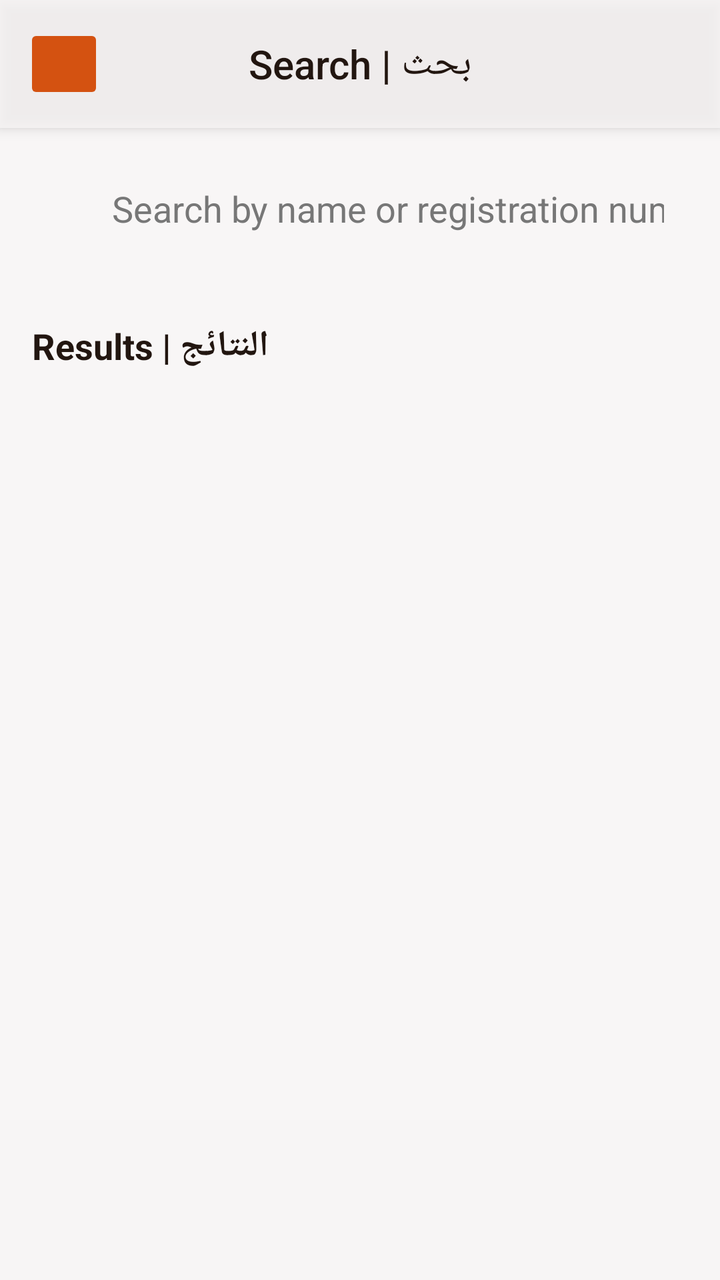
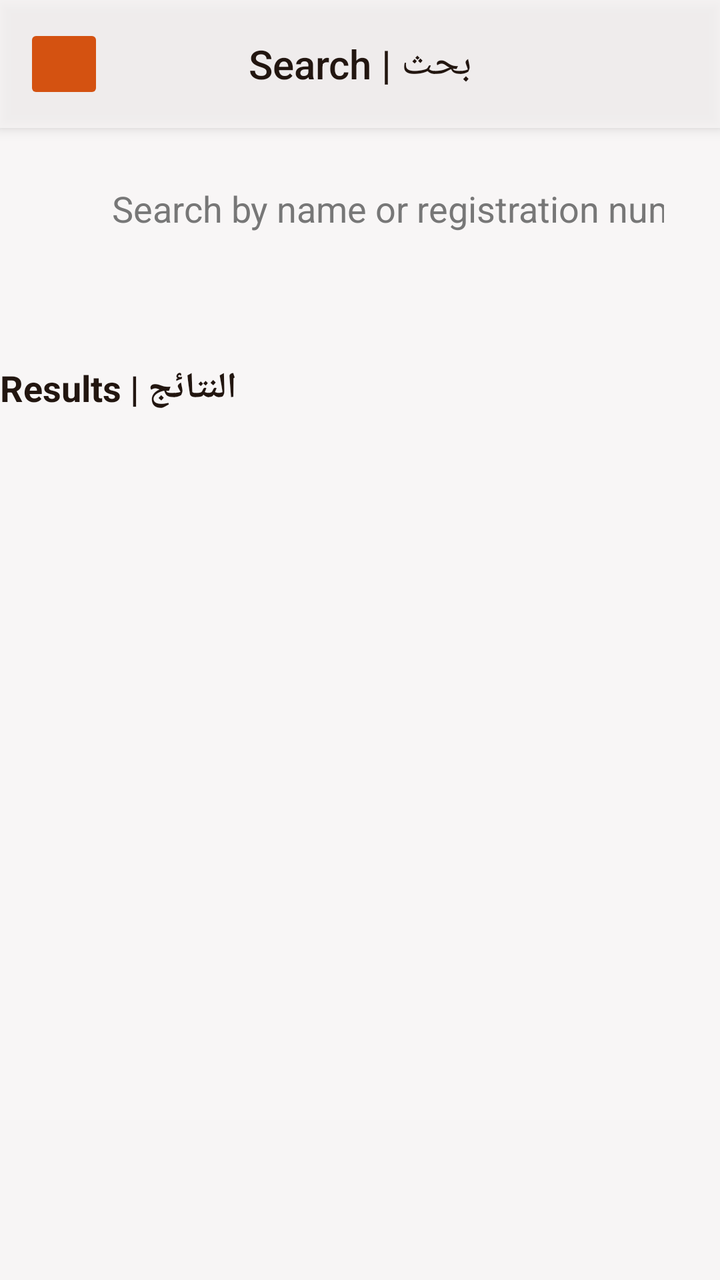

Before-and-after screenshots of an Android layout around one commit, followed by the original layout XML and the change that was made.
<!-- AndroidManifest.xml: application theme Theme.Finalyazanproject -->
<!-- res/layout/activity_mainsearch.xml -->
<?xml version="1.0" encoding="utf-8"?>
<RelativeLayout xmlns:android="http://schemas.android.com/apk/res/android"
    xmlns:app="http://schemas.android.com/apk/res-auto"
    xmlns:tools="http://schemas.android.com/tools"
    android:layout_width="match_parent"
    android:layout_height="match_parent"
    android:background="#F8F6F6"
    android:id="@+id/main">

    
    <LinearLayout
        android:id="@+id/header"
        android:layout_width="match_parent"
        android:layout_height="wrap_content"
        android:background="#CCF8F6F6"
        android:orientation="horizontal"
        android:padding="12dp"
        android:gravity="center_vertical"
        android:elevation="4dp">

        <ImageButton
            android:id="@+id/btnBack"
            android:layout_width="40dp"
            android:layout_height="40dp"
            android:backgroundTint="#FFD45211" />

        <TextView
            android:layout_width="match_parent"
            android:layout_height="wrap_content"
            android:text="Search | بحث"
            android:textSize="20sp"
            android:textColor="#221610"
            android:fontFamily="sans-serif-medium"
            android:gravity="center"
            android:paddingEnd="40dp" />
    </LinearLayout>

    
    <LinearLayout
        android:id="@+id/searchBar"
        android:layout_below="@id/header"
        android:layout_width="match_parent"
        android:layout_height="wrap_content"
        android:layout_margin="16dp"
        android:orientation="horizontal"
        android:padding="8dp"
        android:gravity="center_vertical">

        <ImageView
            android:layout_width="20dp"
            android:layout_height="20dp"
            android:layout_marginEnd="8dp" />

        <EditText
            android:id="@+id/etSearch"
            android:layout_width="match_parent"
            android:layout_height="wrap_content"
            android:hint="Search by name or registration number | ابحث بالاسم أو رقم التسجيل"
            android:textColor="#000"
            android:textColorHint="#777"
            android:background="@android:color/transparent"
            android:padding="4dp"
            android:singleLine="true" />
    </LinearLayout>

    
    <HorizontalScrollView
        android:id="@+id/filterScroll"
        android:layout_below="@id/searchBar"
        android:layout_width="match_parent"
        android:layout_height="wrap_content"
        android:paddingStart="8dp"
        android:paddingEnd="8dp"
        android:scrollbars="none">

        <LinearLayout
            android:layout_width="wrap_content"
            android:layout_height="wrap_content"
            android:orientation="horizontal"
            android:gravity="center_vertical"
            android:padding="4dp">

            <Button
                style="@style/Widget.AppCompat.Button.Borderless"
                android:layout_marginEnd="8dp"
                android:text="Age | العمر"
                android:textColor="#221610" />

            <Button
                style="@style/Widget.AppCompat.Button.Borderless"
                android:layout_marginEnd="8dp"
                android:text="Breed | السلالة"
                android:textColor="#221610" />

            <Button
                style="@style/Widget.AppCompat.Button.Borderless"
                android:text="Location | الموقع"
                android:textColor="#221610" />

        </LinearLayout>
    </HorizontalScrollView>

    
    <TextView
        android:id="@+id/resultsTitle"
        android:layout_below="@id/filterScroll"
        android:layout_width="match_parent"
        android:layout_height="wrap_content"
        android:paddingStart="16dp"
        android:paddingTop="8dp"
        android:text="Results | النتائج"
        android:textSize="18sp"
        android:textStyle="bold"
        android:textColor="#221610" />

    
    <androidx.recyclerview.widget.RecyclerView
        android:id="@+id/recyclerResults"
        android:layout_below="@id/resultsTitle"
        android:layout_above="@+id/bottomNav"
        android:layout_width="match_parent"
        android:layout_height="0dp"
        android:layout_marginTop="8dp"
        android:layout_alignParentBottom="false" />

    
    <com.google.android.material.bottomnavigation.BottomNavigationView
        android:id="@+id/bottomNav"
        android:layout_alignParentBottom="true"
        android:layout_width="match_parent"
        android:layout_height="wrap_content"
        android:background="#CCF8F6F6" />

</RelativeLayout>
<!-- resources referenced by this layout -->
<resources>
  <style name="Theme.Finalyazanproject" parent="Base.Theme.Finalyazanproject" />
  <style name="Base.Theme.Finalyazanproject" parent="Theme.Material3.DayNight.NoActionBar">
          
          
      </style>
</resources>

<!-- the commit's change to res/layout/activity_mainsearch.xml (unified diff, before → after) -->
@@ -25,14 +25,15 @@
             android:backgroundTint="#FFD45211" />
 
         <TextView
+            android:id="@+id/tvSearch"
             android:layout_width="match_parent"
             android:layout_height="wrap_content"
-            android:text="Search | بحث"
-            android:textSize="20sp"
-            android:textColor="#221610"
             android:fontFamily="sans-serif-medium"
             android:gravity="center"
-            android:paddingEnd="40dp" />
+            android:paddingEnd="40dp"
+            android:text="Search | بحث"
+            android:textColor="#221610"
+            android:textSize="20sp" />
     </LinearLayout>
 
     
@@ -101,26 +102,29 @@
     </HorizontalScrollView>
 
     
+
+    
+
     <TextView
         android:id="@+id/resultsTitle"
-        android:layout_below="@id/filterScroll"
         android:layout_width="match_parent"
         android:layout_height="wrap_content"
-        android:paddingStart="16dp"
+        android:layout_below="@id/filterScroll"
+        android:layout_marginTop="21dp"
         android:paddingTop="8dp"
         android:text="Results | النتائج"
+        android:textColor="#221610"
         android:textSize="18sp"
-        android:textStyle="bold"
-        android:textColor="#221610" />
+        android:textStyle="bold" />
 
-    
-    <androidx.recyclerview.widget.RecyclerView
+    <ListView
         android:id="@+id/recyclerResults"
         android:layout_below="@id/resultsTitle"
         android:layout_above="@+id/bottomNav"
         android:layout_width="match_parent"
         android:layout_height="0dp"
         android:layout_marginTop="8dp"
+        tools:listitem="@layout/horseitem"
         android:layout_alignParentBottom="false" />
 
     
@@ -132,3 +136,53 @@
         android:background="#CCF8F6F6" />
 
 </RelativeLayout>
+<!-- res/layout/horseitem.xml (included above) -->
+<?xml version="1.0" encoding="utf-8"?>
+<LinearLayout xmlns:android="http://schemas.android.com/apk/res/android"
+    android:layout_width="match_parent"
+    android:layout_height="wrap_content"
+    android:layout_margin="8dp"
+    android:orientation="vertical"
+    android:background="#221610"
+    android:elevation="3dp"
+    android:padding="8dp"
+    android:clipToOutline="true"
+    android:gravity="center">
+
+    <ImageView
+        android:id="@+id/itmiimage"
+        android:layout_width="match_parent"
+        android:src="@drawable/ic_launcher_foreground"
+        android:layout_height="180dp"
+        android:scaleType="centerCrop" />
+
+    <TextView
+        android:id="@+id/itmtvavilable"
+        android:layout_width="wrap_content"
+        android:layout_height="wrap_content"
+        android:layout_gravity="start"
+        android:layout_marginTop="-24dp"
+        android:background="#d45211"
+        android:padding="4dp"
+        android:text="متاح / Available"
+        android:textColor="#FFFFFF"
+        android:textSize="12sp" />
+
+    <TextView
+        android:id="@+id/itmtvname1"
+        android:layout_width="wrap_content"
+        android:layout_height="wrap_content"
+        android:layout_marginTop="10dp"
+        android:text="الجواهر"
+        android:textColor="#FFFFFF"
+        android:textSize="18sp"
+        android:textStyle="bold" />
+
+    <TextView
+        android:id="@+id/itmtveng"
+        android:layout_width="wrap_content"
+        android:layout_height="wrap_content"
+        android:text="Al-Jawaher"
+        android:textColor="#CCCCCC"
+        android:textSize="14sp" />
+</LinearLayout>
<!-- resource entries referenced after the edit -->
@@ -1,5 +1,36 @@
 <!-- resources referenced by this layout -->
 <resources>
+  <!-- drawable ic_launcher_foreground (drawable) -->
+  <vector xmlns:android="http://schemas.android.com/apk/res/android"
+      xmlns:aapt="http://schemas.android.com/aapt"
+      android:width="108dp"
+      android:height="108dp"
+      android:viewportWidth="108"
+      android:viewportHeight="108">
+      <path android:pathData="M31,63.928c0,0 6.4,-11 12.1,-13.1c7.2,-2.6 26,-1.4 26,-1.4l38.1,38.1L107,108.928l-32,-1L31,63.928z">
+          <aapt:attr name="android:fillColor">
+              <gradient
+                  android:endX="85.84757"
+                  android:endY="92.4963"
+                  android:startX="42.9492"
+                  android:startY="49.59793"
+                  android:type="linear">
+                  <item
+                      android:color="#44000000"
+                      android:offset="0.0" />
+                  <item
+                      android:color="#00000000"
+                      android:offset="1.0" />
+              </gradient>
+          </aapt:attr>
+      </path>
+      <path
+          android:fillColor="#FFFFFF"
+          android:fillType="nonZero"
+          android:pathData="M65.3,45.828l3.8,-6.6c0.2,-0.4 0.1,-0.9 -0.3,-1.1c-0.4,-0.2 -0.9,-0.1 -1.1,0.3l-3.9,6.7c-6.3,-2.8 -13.4,-2.8 -19.7,0l-3.9,-6.7c-0.2,-0.4 -0.7,-0.5 -1.1,-0.3C38.8,38.328 38.7,38.828 38.9,39.228l3.8,6.6C36.2,49.428 31.7,56.028 31,63.928h46C76.3,56.028 71.8,49.428 65.3,45.828zM43.4,57.328c-0.8,0 -1.5,-0.5 -1.8,-1.2c-0.3,-0.7 -0.1,-1.5 0.4,-2.1c0.5,-0.5 1.4,-0.7 2.1,-0.4c0.7,0.3 1.2,1 1.2,1.8C45.3,56.528 44.5,57.328 43.4,57.328L43.4,57.328zM64.6,57.328c-0.8,0 -1.5,-0.5 -1.8,-1.2s-0.1,-1.5 0.4,-2.1c0.5,-0.5 1.4,-0.7 2.1,-0.4c0.7,0.3 1.2,1 1.2,1.8C66.5,56.528 65.6,57.328 64.6,57.328L64.6,57.328z"
+          android:strokeWidth="1"
+          android:strokeColor="#00000000" />
+  </vector>
   <style name="Theme.Finalyazanproject" parent="Base.Theme.Finalyazanproject" />
   <style name="Base.Theme.Finalyazanproject" parent="Theme.Material3.DayNight.NoActionBar">
           
